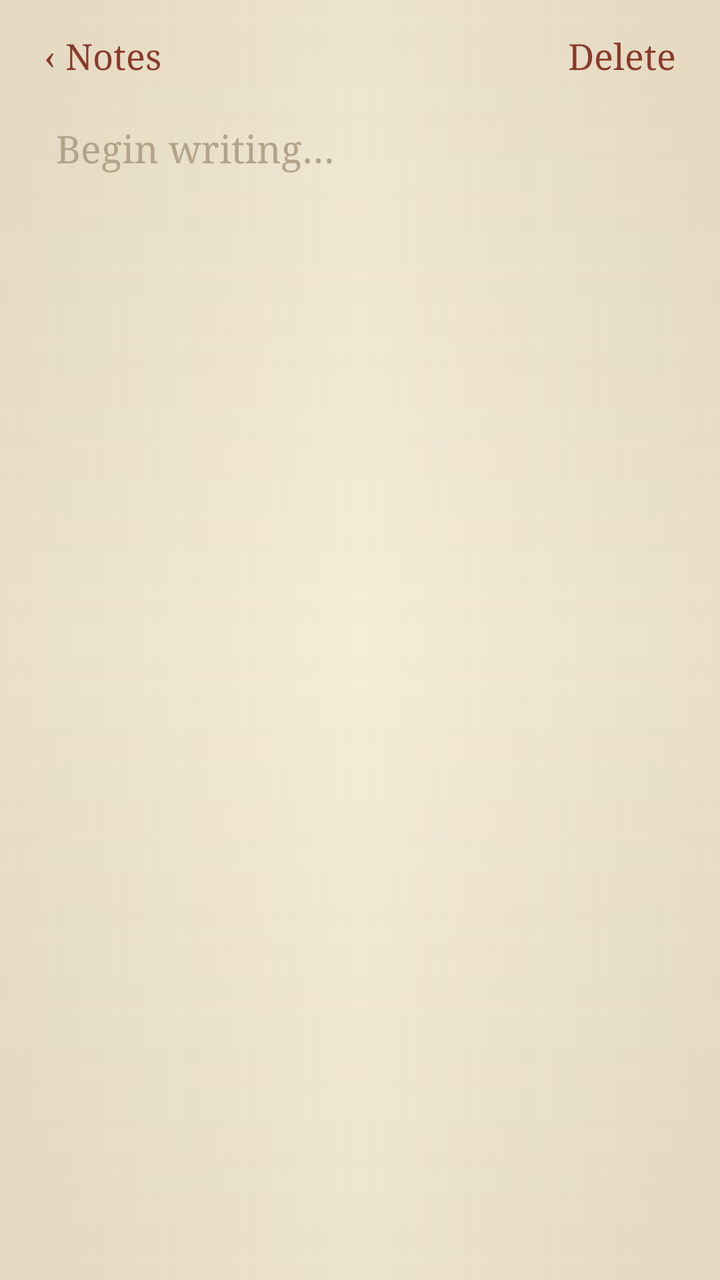
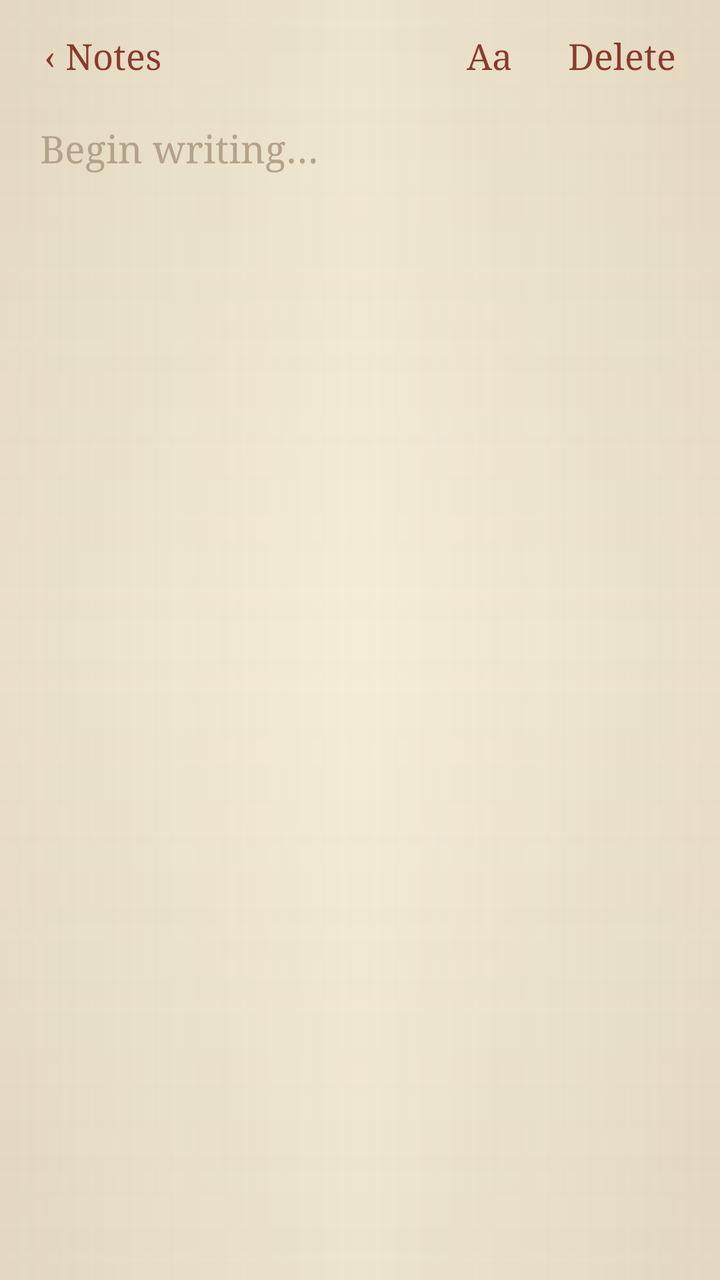

Before-and-after screenshots of an Android layout around one commit, followed by the original layout XML and the change that was made.
<!-- AndroidManifest.xml: application theme PaperTheme -->
<!-- res/layout/activity_editor.xml -->
<?xml version="1.0" encoding="utf-8"?>
<LinearLayout xmlns:android="http://schemas.android.com/apk/res/android"
    android:layout_width="match_parent"
    android:layout_height="match_parent"
    android:orientation="vertical">

    <LinearLayout
        android:layout_width="match_parent"
        android:layout_height="wrap_content"
        android:gravity="center_vertical"
        android:orientation="horizontal"
        android:paddingLeft="8dp"
        android:paddingRight="8dp"
        android:paddingTop="6dp">

        <TextView
            android:id="@+id/back"
            style="@style/TopBarButton"
            android:text="@string/back" />

        <TextView
            android:id="@+id/date"
            android:layout_width="0dp"
            android:layout_height="wrap_content"
            android:layout_weight="1"
            android:gravity="center"
            android:textColor="@color/ink_faint"
            android:textSize="14sp"
            android:textStyle="italic"
            android:typeface="serif" />

        <TextView
            android:id="@+id/delete"
            style="@style/TopBarButton"
            android:text="@string/delete" />
    </LinearLayout>

    <ScrollView
        android:id="@+id/scroll"
        android:layout_width="match_parent"
        android:layout_height="0dp"
        android:layout_weight="1"
        android:fillViewport="true">

        <EditText
            android:id="@+id/body"
            android:layout_width="match_parent"
            android:layout_height="wrap_content"
            android:background="#00000000"
            android:gravity="top|left"
            android:hint="@string/write_hint"
            android:inputType="textMultiLine|textCapSentences|textAutoCorrect"
            android:lineSpacingMultiplier="1.45"
            android:paddingBottom="48dp"
            android:paddingLeft="@dimen/page_margin_wide"
            android:paddingRight="@dimen/page_margin_wide"
            android:paddingTop="12dp"
            android:textColor="@color/ink"
            android:textSize="@dimen/body_text"
            android:typeface="serif" />
    </ScrollView>

    
    <TextView
        android:id="@+id/footer"
        android:layout_width="match_parent"
        android:layout_height="wrap_content"
        android:gravity="center"
        android:paddingBottom="10dp"
        android:paddingTop="6dp"
        android:textColor="@color/ink_faint"
        android:textSize="14sp"
        android:textStyle="italic"
        android:typeface="serif" />
</LinearLayout>
<!-- resources referenced by this layout -->
<resources>
  <color name="ink">#3A2E26</color>
  <color name="ink_faint">#B3A389</color>
  <dimen name="body_text">19sp</dimen>
  <dimen name="page_margin_wide">28dp</dimen>
  <string name="back">‹ Notes</string>
  <string name="delete">Delete</string>
  <string name="write_hint">Begin writing…</string>
  <style name="TopBarButton">
          <item name="android:layout_width">wrap_content</item>
          <item name="android:layout_height">wrap_content</item>
          <item name="android:background">@drawable/text_button</item>
          <item name="android:paddingLeft">14dp</item>
          <item name="android:paddingRight">14dp</item>
          <item name="android:paddingTop">10dp</item>
          <item name="android:paddingBottom">10dp</item>
          <item name="android:textColor">@color/accent</item>
          <item name="android:textSize">18sp</item>
          <item name="android:typeface">serif</item>
      </style>
  <style name="PaperTheme" parent="android:Theme.Holo.Light.NoActionBar">
          <item name="android:windowBackground">@drawable/paper_background</item>
          <item name="android:textColor">@color/ink</item>
          <item name="android:textColorPrimary">@color/ink</item>
          <item name="android:textColorSecondary">@color/ink_soft</item>
          <item name="android:textColorHint">@color/ink_faint</item>
          <item name="android:textColorHighlight">@color/selection</item>
          <item name="android:typeface">serif</item>
      </style>
  <!-- drawable text_button (drawable) -->
  <?xml version="1.0" encoding="utf-8"?>
  <selector xmlns:android="http://schemas.android.com/apk/res/android">
      <item android:state_pressed="true">
          <shape android:shape="rectangle">
              <solid android:color="@color/pressed" />
              <corners android:radius="6dp" />
          </shape>
      </item>
      <item>
          <shape android:shape="rectangle">
              <solid android:color="#00000000" />
          </shape>
      </item>
  </selector>
  <color name="accent">#8B3A2B</color>
  <!-- drawable paper_background (drawable) -->
  <?xml version="1.0" encoding="utf-8"?>
  <layer-list xmlns:android="http://schemas.android.com/apk/res/android">
      <item>
          <shape android:shape="rectangle">
              <solid android:color="@color/paper" />
          </shape>
      </item>
      <item>
          <shape android:shape="rectangle">
              <gradient
                  android:angle="0"
                  android:centerColor="#00000000"
                  android:endColor="#1A8B6F47"
                  android:startColor="#1A8B6F47" />
          </shape>
      </item>
      <item>
          <shape android:shape="rectangle">
              <gradient
                  android:angle="90"
                  android:centerColor="#00000000"
                  android:endColor="#128B6F47"
                  android:startColor="#128B6F47" />
          </shape>
      </item>
  </layer-list>
  <color name="ink_soft">#7A6A58</color>
  <color name="selection">#4D8B3A2B</color>
  <color name="pressed">#1F8B6F47</color>
  <color name="paper">#F5EDD8</color>
</resources>

<!-- the commit's change to res/layout/activity_editor.xml (unified diff, before → after) -->
@@ -30,9 +30,67 @@
             android:typeface="serif" />
 
         <TextView
+            android:id="@+id/appearance"
+            style="@style/TopBarButton"
+            android:text="@string/appearance" />
+
+        <TextView
             android:id="@+id/delete"
             style="@style/TopBarButton"
             android:text="@string/delete" />
+    </LinearLayout>
+
+    
+    <LinearLayout
+        android:id="@+id/appearance_panel"
+        android:layout_width="match_parent"
+        android:layout_height="wrap_content"
+        android:background="@drawable/appearance_panel"
+        android:gravity="center_vertical"
+        android:orientation="horizontal"
+        android:paddingLeft="8dp"
+        android:paddingRight="8dp"
+        android:visibility="gone">
+
+        <TextView
+            android:id="@+id/smaller"
+            style="@style/TopBarButton"
+            android:contentDescription="@string/smaller_text"
+            android:text="A−"
+            android:textSize="16sp" />
+
+        <TextView
+            android:id="@+id/size_label"
+            android:layout_width="wrap_content"
+            android:layout_height="wrap_content"
+            android:gravity="center"
+            android:minWidth="36dp"
+            android:textColor="@color/ink_soft"
+            android:textSize="16sp"
+            android:typeface="serif" />
+
+        <TextView
+            android:id="@+id/larger"
+            style="@style/TopBarButton"
+            android:contentDescription="@string/larger_text"
+            android:text="A+"
+            android:textSize="24sp" />
+
+        <View
+            android:layout_width="1dp"
+            android:layout_height="28dp"
+            android:layout_marginLeft="8dp"
+            android:layout_marginRight="8dp"
+            android:background="@color/rule" />
+
+        <TextView
+            android:id="@+id/typeface"
+            style="@style/TopBarButton"
+            android:layout_width="0dp"
+            android:layout_weight="1"
+            android:ellipsize="end"
+            android:singleLine="true"
+            android:textColor="@color/ink" />
     </LinearLayout>
 
     <ScrollView
<!-- resource entries referenced after the edit -->
@@ -2,10 +2,34 @@
 <resources>
   <color name="ink">#3A2E26</color>
   <color name="ink_faint">#B3A389</color>
+  <color name="ink_soft">#7A6A58</color>
+  <color name="rule">#D8C8A6</color>
   <dimen name="body_text">19sp</dimen>
-  <dimen name="page_margin_wide">28dp</dimen>
+  <dimen name="page_margin_wide">20dp</dimen>
+  <!-- drawable appearance_panel (drawable) -->
+  <?xml version="1.0" encoding="utf-8"?>
+  <layer-list xmlns:android="http://schemas.android.com/apk/res/android">
+      <item>
+          <shape android:shape="rectangle">
+              <solid android:color="#0F8B6F47" />
+          </shape>
+      </item>
+      <item
+          android:left="-2dp"
+          android:right="-2dp">
+          <shape android:shape="rectangle">
+              <solid android:color="#00000000" />
+              <stroke
+                  android:width="1dp"
+                  android:color="@color/rule" />
+          </shape>
+      </item>
+  </layer-list>
+  <string name="appearance">Aa</string>
   <string name="back">‹ Notes</string>
   <string name="delete">Delete</string>
+  <string name="larger_text">Larger text</string>
+  <string name="smaller_text">Smaller text</string>
   <string name="write_hint">Begin writing…</string>
   <style name="TopBarButton">
           <item name="android:layout_width">wrap_content</item>
@@ -71,7 +95,6 @@
           </shape>
       </item>
   </layer-list>
-  <color name="ink_soft">#7A6A58</color>
   <color name="selection">#4D8B3A2B</color>
   <color name="pressed">#1F8B6F47</color>
   <color name="paper">#F5EDD8</color>
